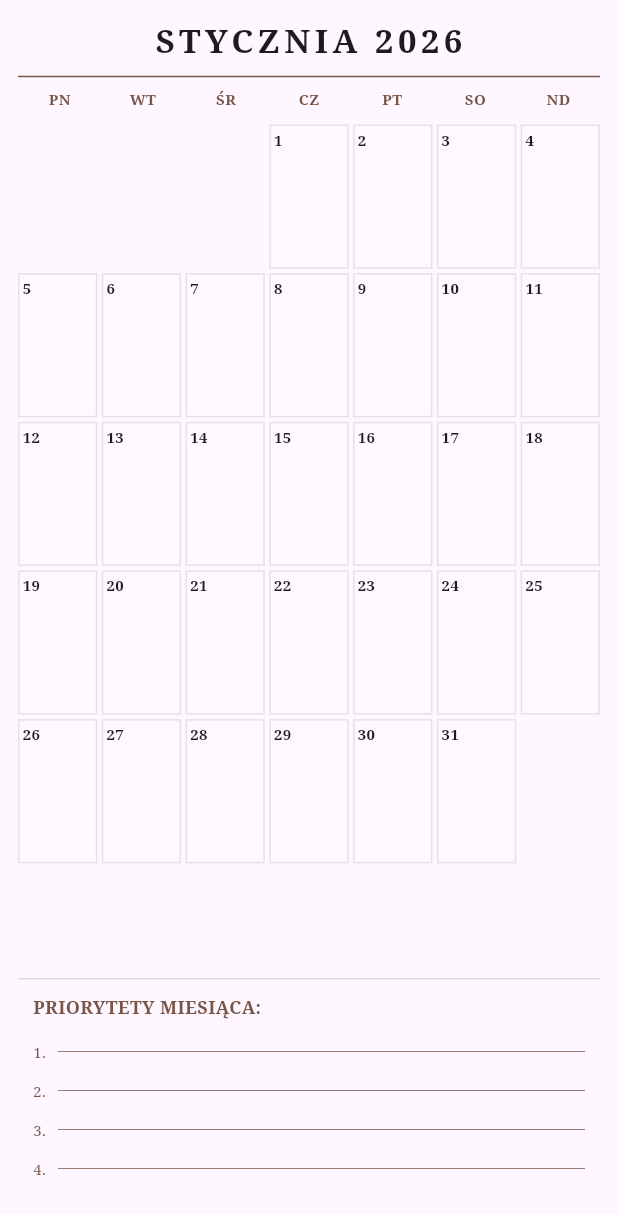
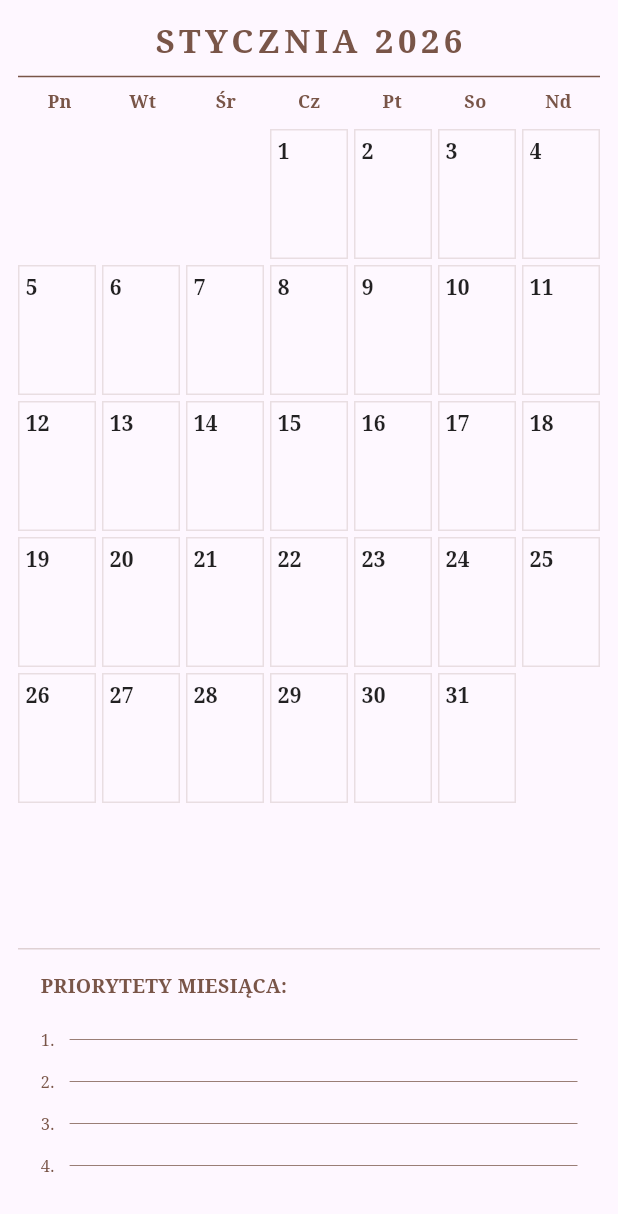
Before and after one commit to pszyma2/vintage_organizer, a Flutter app: the MonthView widget shown alone on an empty page, opened directly with empty values, on a phone screen of 412 x 824 dp. Shown: the top 1214 px of the screen. Run offline on Flutter 3.47's test engine with Material 3 defaults, Android fonts, the phone set to English and light mode, and no system bars.

Commit message:
Synchronizacja przed poprawkami

```diff
--- a/lib/month_view.dart
+++ b/lib/month_view.dart
@@ -1,8 +1,8 @@
 import 'package:flutter/material.dart';
-import 'package:intl/intl.dart'; // Biblioteka do nazw miesięcy
+import 'package:intl/intl.dart';
 
 class MonthView extends StatefulWidget {
-  final int initialMonth; // Miesiąc wybrany z widoku roku
+  final int initialMonth; // Przywracamy parametr, który wywalał błąd
 
   const MonthView({super.key, required this.initialMonth});
 
@@ -16,11 +16,10 @@ class _MonthViewState extends State<MonthView> {
   @override
   void initState() {
     super.initState();
-    // Ustawiamy start na miesiącu wybranym przez Ciebie
+    // Ustawiamy start na miesiącu wybranym w widoku roku
     _pageController = PageController(initialPage: widget.initialMonth - 1);
   }
 
-  @override
   @override
   Widget build(BuildContext context) {
     return PageView.builder(
@@ -42,22 +41,23 @@ class _MonthViewState extends State<MonthView> {
                   fontSize: 22,
                   fontWeight: FontWeight.bold,
                   letterSpacing: 3,
+                  color: Colors.brown,
                 ),
               ),
-              const Divider(color: Colors.brown),
+              const Divider(color: Colors.brown, thickness: 1),
               _buildDaysOfWeek(),
 
-              // Siatka dni - teraz z większymi "okami"
+              // Siatka dni - powiększona pod S24 Ultra
               Expanded(child: _buildDaysGrid(displayDate)),
 
-              // NOWA SEKCJA NA DOLE
+              // Sekcja priorytetów na dole
               Container(
-                height: 160,
+                height: 180,
                 width: double.infinity,
-                padding: const EdgeInsets.all(10),
+                padding: const EdgeInsets.all(15),
                 decoration: BoxDecoration(
                   border: Border(
-                    top: BorderSide(color: Colors.brown.withAlpha(50)),
+                    top: BorderSide(color: Colors.brown.withAlpha(60)),
                   ),
                 ),
                 child: Column(
@@ -66,16 +66,16 @@ class _MonthViewState extends State<MonthView> {
                     const Text(
                       "PRIORYTETY MIESIĄCA:",
                       style: TextStyle(
-                        fontSize: 12,
+                        fontSize: 13,
                         fontWeight: FontWeight.bold,
                         color: Colors.brown,
                       ),
                     ),
-                    const SizedBox(height: 8),
-                    _simpleLine("1."),
-                    _simpleLine("2."),
-                    _simpleLine("3."),
-                    _simpleLine("4."),
+                    const SizedBox(height: 12),
+                    _priorityLine("1."),
+                    _priorityLine("2."),
+                    _priorityLine("3."),
+                    _priorityLine("4."),
                   ],
                 ),
               ),
@@ -85,19 +85,18 @@ class _MonthViewState extends State<MonthView> {
       },
     );
   }
-}
 
   Widget _buildDaysOfWeek() {
-  List<String> days = ["PN", "WT", "ŚR", "CZ", "PT", "SO", "ND"];
+    List<String> days = ['Pn', 'Wt', 'Śr', 'Cz', 'Pt', 'So', 'Nd'];
     return Row(
       children: days
           .map(
-          (d) => Expanded(
+            (day) => Expanded(
               child: Center(
                 child: Text(
-                d,
+                  day,
                   style: const TextStyle(
-                  fontSize: 10,
+                    fontSize: 12,
                     fontWeight: FontWeight.bold,
                     color: Colors.brown,
                   ),
@@ -115,29 +114,32 @@ Widget _buildDaysGrid(DateTime date) {
 
     return GridView.builder(
       padding: const EdgeInsets.only(top: 10),
-    physics:
-        const NeverScrollableScrollPhysics(), // Blokujemy przewijanie siatki, by użyć Column
+      physics: const NeverScrollableScrollPhysics(),
       gridDelegate: const SliverGridDelegateWithFixedCrossAxisCount(
         crossAxisCount: 7,
-      mainAxisSpacing: 3,
-      crossAxisSpacing: 3,
-      childAspectRatio: 0.55, // WYDŁUŻAMY OKIENKA - teraz będą "wysokie"
+        mainAxisSpacing: 4,
+        crossAxisSpacing: 4,
+        childAspectRatio: 0.6,
       ),
       itemCount: daysInMonth + (firstWeekday - 1),
       itemBuilder: (context, index) {
         if (index < firstWeekday - 1) return const SizedBox();
+        int dayNumber = index - (firstWeekday - 2);
 
-      int dayNumber = index - (firstWeekday - 2);
         return Container(
           decoration: BoxDecoration(
-          border: Border.all(color: Colors.brown.withOpacity(0.15)),
-          color: Colors.white.withAlpha(40),
+            border: Border.all(color: Colors.brown.withAlpha(40)),
+            color: Colors.white.withAlpha(30),
           ),
           child: Padding(
-          padding: const EdgeInsets.all(2.0),
+            padding: const EdgeInsets.all(4.0),
             child: Text(
               "$dayNumber",
-            style: const TextStyle(fontSize: 10, fontWeight: FontWeight.bold),
+              style: const TextStyle(
+                fontSize: 14,
+                fontWeight: FontWeight.bold,
+                color: Colors.black87,
+              ),
             ),
           ),
         );
@@ -145,15 +147,19 @@ Widget _buildDaysGrid(DateTime date) {
     );
   }
 
-Widget _simpleLine(String label) {
+  Widget _priorityLine(String label) {
     return Padding(
-    padding: const EdgeInsets.symmetric(vertical: 5),
+      padding: const EdgeInsets.symmetric(vertical: 6),
       child: Row(
         children: [
-        Text(label, style: const TextStyle(fontSize: 10, color: Colors.brown)),
-        const SizedBox(width: 8),
+          Text(
+            label,
+            style: const TextStyle(fontSize: 11, color: Colors.brown),
+          ),
+          const SizedBox(width: 10),
           const Expanded(child: Divider(color: Colors.brown, thickness: 0.5)),
         ],
       ),
     );
   }
+}
```
Lines whose indentation alone changed are shown as unchanged.
